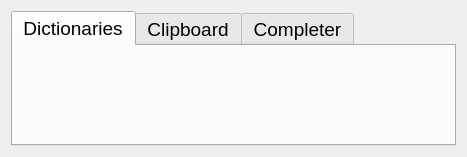
Above: src/_gui/settings.ui from rewisch/ReDict before the change. Below: the same form after it.
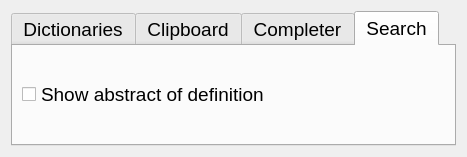
That is the form after the change. The open tabs and pages were chosen to show the change. Icons and pictures are not drawn.

Commit message: fix abstractive function and add setting for it.

Diff of the .ui file:
```diff
--- a/src/_gui/settings.ui
+++ b/src/_gui/settings.ui
@@ -131,6 +131,25 @@
        </item>
       </layout>
      </widget>
+     <widget class="QWidget" name="tabSearch">
+      <attribute name="title">
+       <string>Search</string>
+      </attribute>
+      <layout class="QGridLayout" name="gridLayout_2">
+       <item row="0" column="0">
+        <widget class="QCheckBox" name="abstractEnabled">
+         <property name="font">
+          <font>
+           <pointsize>14</pointsize>
+          </font>
+         </property>
+         <property name="text">
+          <string>Show abstract of definition</string>
+         </property>
+        </widget>
+       </item>
+      </layout>
+     </widget>
     </widget>
    </item>
   </layout>
```
The commit also changes 6 other files.
